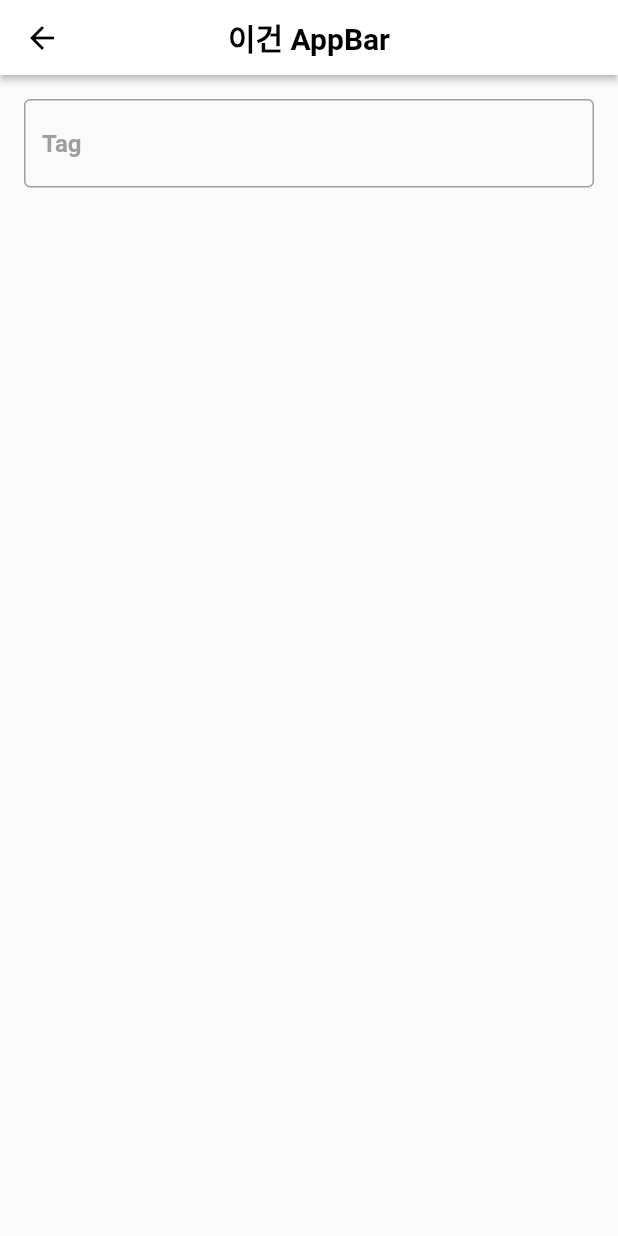
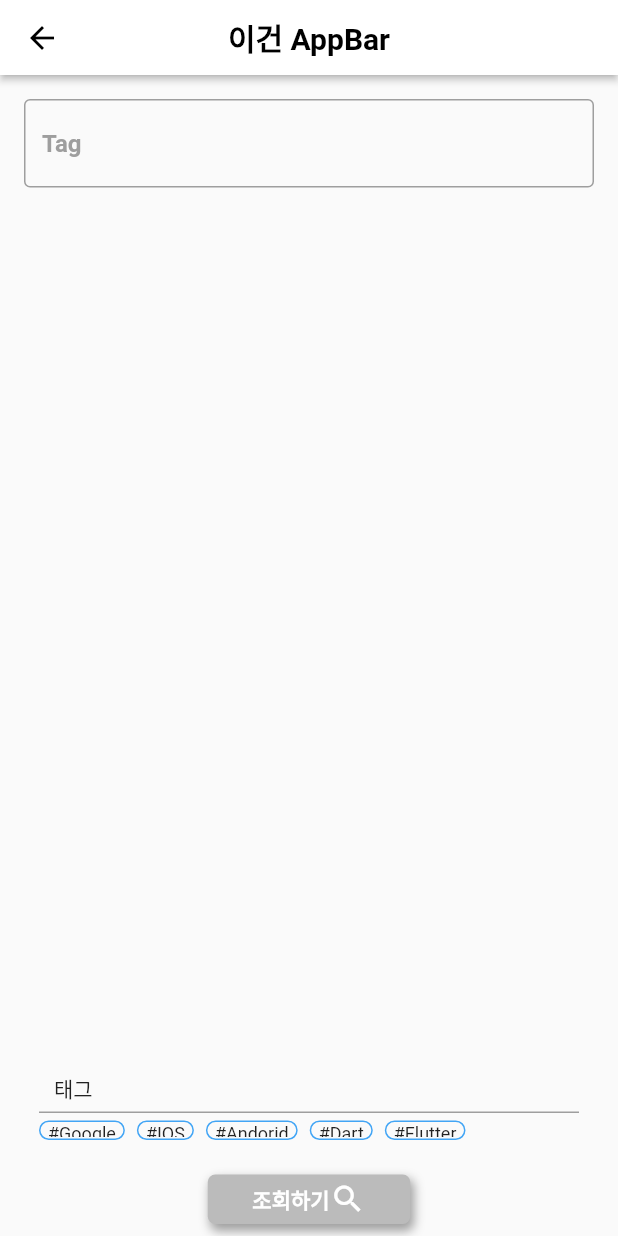
Before and after one commit to ansuvin/StudyingFlutter, a Flutter app: the SearchPage screen opened directly, on a phone screen of 412 x 824 dp. Run offline on Flutter 3.47's test engine with Material 2 defaults, Android fonts, the phone set to English and light mode, and no system bars; our stand-ins replace fluttertoast, geolocator, google_maps_flutter.

Commit message:
[CREATE] button.dart

```diff
--- a/Pra09/flutter_app/lib/screans/search_page.dart
+++ b/Pra09/flutter_app/lib/screans/search_page.dart
@@ -1,5 +1,6 @@
 import 'package:flutter/material.dart';
 import 'package:flutter_app/widgets/app_bar.dart';
+import 'package:flutter_app/widgets/button.dart';
 import 'package:flutter_app/widgets/text_field.dart';
 
 class SearchApp extends StatelessWidget {
@@ -80,16 +81,13 @@ class _SearchPageState extends State<SearchPage> {
     return Scaffold(
         key: key,
         appBar: buildAppBar("이건 AppBar"),
-      body: buildDropDownTextField()
-    );
+        body: buildDropDownTextField());
   }
 
   List<ChildItem> _buildSearchList() {
     if (_searchText.isEmpty) {
-      print("_buildSearchList true");
       return _list.map((contact) => ChildItem(contact)).toList();
     } else {
-      print("buildSearchList false");
       List<String> _searchList = [];
       for (int i = 0; i < _list.length; i++) {
         String name = _list.elementAt(i);
@@ -112,7 +110,7 @@ class _SearchPageState extends State<SearchPage> {
           child: _IsSearching
               ? Container(
                   width: 350,
-            margin: EdgeInsets.only(bottom: 16),
+                  margin: EdgeInsets.only(bottom: 20),
                   decoration: BoxDecoration(
                       borderRadius: BorderRadius.circular(8),
                       color: Colors.white,
@@ -128,13 +126,74 @@ class _SearchPageState extends State<SearchPage> {
                   ),
                 )
               : SizedBox(),
-        )
+        ),
+        Padding(
+          padding: const EdgeInsets.all(15.0),
+          child: SizedBox(
+              height: 45,
+              child: Column(
+                crossAxisAlignment: CrossAxisAlignment.start,
+                children: [
+                  Padding(
+                    padding: const EdgeInsets.only(left: 10.0),
+                    child: Text(
+                      "태그",
+                      style:
+                          TextStyle(fontSize: 14, fontWeight: FontWeight.w500),
+                    ),
+                  ),
+                  Container(
+                    height: 1,
+                    width: 360,
+                    color: Colors.grey[500],
+                    margin: EdgeInsets.only(bottom: 5, top: 5),
+                  ),
+                  Expanded(
+                    child: SizedBox(
+                      child: ListView.builder(
+                          scrollDirection: Axis.horizontal,
+                          shrinkWrap: true,
+                          itemCount: 5,
+                          itemBuilder: (context, index) {
+                            return buildItemTag(index);
+                          }),
+                    ),
+                  ),
+                ],
+              )),
+        ),
+        Padding(
+          padding: const EdgeInsets.all(8.0),
+          child: makeBtn(
+            msg: "조회하기",
+            onPressed: () => print("누른다 버튼"),
+            mode: 2,
+            icon: Icon(
+              Icons.search,
+              color: Colors.white,
+            ),
+          ),
+        ),
       ],
     );
   }
+
+  Widget buildItemTag(int index) {
+    return Container(
+      padding: EdgeInsets.fromLTRB(5, 1, 5, 1),
+      margin: EdgeInsets.only(right: 8),
+      decoration: BoxDecoration(
+          borderRadius: BorderRadius.circular(10),
+          border: Border.all(
+            color: Colors.blue[400],
+          )),
+      child: Text(
+        "#${_list[index]}",
+        style: TextStyle(fontSize: 12, fontWeight: FontWeight.w400),
+      ),
+    );
   }
-
-
+}
 
 class ChildItem extends StatelessWidget {
   final String name;
--- /dev/null
+++ b/Pra09/flutter_app/lib/widgets/button.dart
@@ -0,0 +1,126 @@
+import 'package:flutter/material.dart';
+
+double _width, _height, _borderRadius;
+
+Widget makeGradientBtn({@required String msg, @required VoidCallback onPressed, @required int mode, Icon icon}) {
+  if (mode == 1) {
+    // 작은 네모 버튼
+    _width = 175;
+    _height = 33;
+    _borderRadius = 5;
+  } else if (mode == 2) {
+    // 작은 동글 버튼
+    _width = 190;
+    _height = 33;
+    _borderRadius = 16;
+  } else if (mode ==3) {
+    // 짧고 두꺼운 동글 버튼
+    _width = 174;
+    _height = 50;
+    _borderRadius = 26;
+  } else if (mode == 4) {
+    // 긴 동글 버튼
+    _width = 324;
+    _height = 33;
+    _borderRadius = 16;
+  } else {
+    // 작은 네모 버튼
+    _width = 175;
+    _height = 33;
+    _borderRadius = 5;
+  }
+
+  return Container(
+    decoration: BoxDecoration(
+        gradient: LinearGradient(
+            begin: Alignment.topLeft,
+            end: Alignment.bottomRight,
+            colors: [
+              Color(0xff4FB8F3),
+              Color(0xff9342FA),
+              Color(0xff2400FF)
+            ]),
+        borderRadius: BorderRadius.all(Radius.circular(_borderRadius)),
+        boxShadow: [
+          BoxShadow(
+              color: Colors.grey[500],
+              offset: Offset(2,4),
+              blurRadius: 5,
+              spreadRadius: 0.5
+          )]
+    ),
+    width: _width,
+    height: _height,
+    child: FlatButton(
+      child: Row(
+        mainAxisSize: MainAxisSize.min,
+        children: [
+          Text(
+            msg,
+            style: TextStyle(
+                color: Colors.white,
+                fontSize: 14,
+                fontWeight: FontWeight.w700),
+          ),
+          icon == null ? SizedBox() : icon
+        ],
+      ),
+      onPressed: () {
+        onPressed();
+      },
+    ),
+  );
+}
+
+Widget makeBtn({@required String msg, @required VoidCallback onPressed, @required int mode, Icon icon}) {
+  if (mode == 1) {
+    // 기본 네모 버튼 1
+    _width = 175;
+    _height = 33;
+    _borderRadius = 5;
+  } else if (mode == 2){
+    // 기본 네모 버튼 2
+    _width = 135;
+    _height = 33;
+    _borderRadius = 5;
+  } else {
+    // 기본 네모 버튼 1
+    _width = 175;
+    _height = 33;
+    _borderRadius = 5;
+  }
+
+  return Container(
+    decoration: BoxDecoration(
+      color: Color(0xffBBBBBB),
+        borderRadius: BorderRadius.all(Radius.circular(_borderRadius)),
+        boxShadow: [
+          BoxShadow(
+              color: Colors.grey[500],
+              offset: Offset(2,4),
+              blurRadius: 5,
+              spreadRadius: 0.5
+          )]
+    ),
+    width: _width,
+    height: _height,
+    child: FlatButton(
+      child: Row(
+        mainAxisSize: MainAxisSize.min,
+        children: [
+          Text(
+            msg,
+            style: TextStyle(
+                color: Colors.white,
+                fontSize: 14,
+                fontWeight: FontWeight.w700),
+          ),
+          icon == null ? SizedBox() : icon
+        ],
+      ),
+      onPressed: () {
+        onPressed();
+      },
+    ),
+  );
+}
```
Lines whose indentation alone changed are shown as unchanged.
